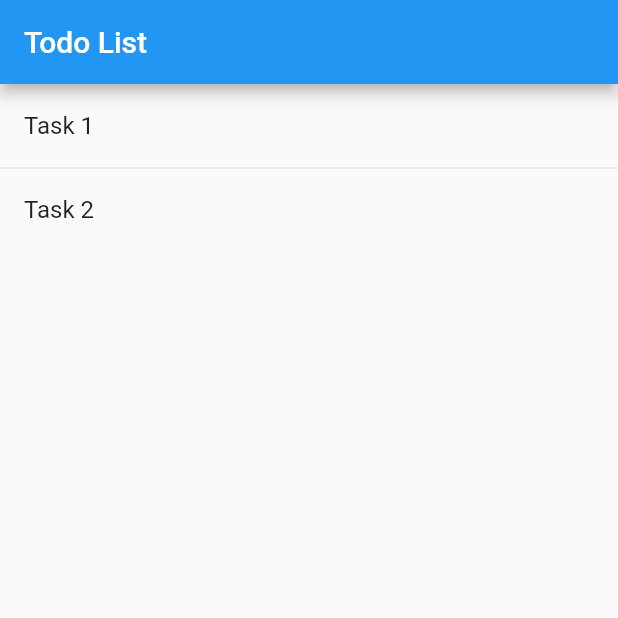
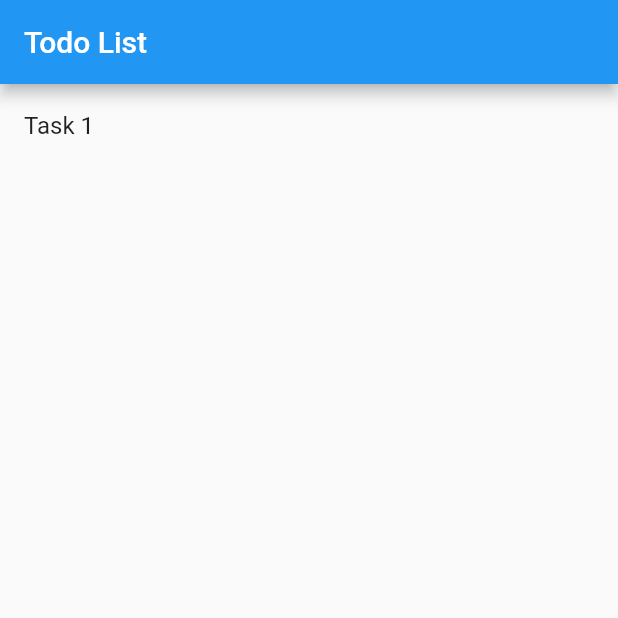
Before and after one commit to tasugi/todoapp-flutter, a Flutter app: the screen it shows after launch, on a phone screen of 412 x 824 dp, the top half of it. Run offline on Flutter 3.47's test engine with Material 2 defaults, Android fonts, the phone set to English and light mode, and no system bars.

Commit message:
Define state

```diff
--- a/lib/main.dart
+++ b/lib/main.dart
@@ -1,7 +1,15 @@
+import 'dart:collection';
+
 import 'package:flutter/material.dart';
-import 'package:todoapp/newTask.dart';
+import 'package:provider/provider.dart';
+import 'package:todoapp/new_task.dart';
 
-void main() => runApp(MyApp());
+import 'task.dart';
+
+void main() => runApp(ChangeNotifierProvider(
+      create: (context) => TodoListModel(),
+      child: MyApp(),
+    ));
 
 class MyApp extends StatelessWidget {
   // This widget is the root of your application.
@@ -15,28 +23,26 @@ class MyApp extends StatelessWidget {
 }
 
 class TaskList extends StatelessWidget {
-
   @override
   Widget build(BuildContext context) {
-    final tasks = [
-      'Task 1',
-      'Task 2',
-    ];
-    final tiles = tasks.map((String task) {
+    return Consumer<TodoListModel>(
+      builder: (context, todolist, child) {
+        final tiles = todolist.tasks.map((Task task) {
           return ListTile(
             title: Text(
-          task,
+              task.title,
             ),
           );
         });
         final divided =
             ListTile.divideTiles(context: context, tiles: tiles).toList();
         return ListView(children: divided);
+      },
+    );
   }
 }
 
 class Todo extends StatelessWidget {
-
   @override
   Widget build(BuildContext context) {
     return Scaffold(
@@ -46,16 +52,26 @@ class Todo extends StatelessWidget {
       body: TaskList(),
       floatingActionButton: FloatingActionButton(
         onPressed: () {
-          Navigator.of(context).push(
-              MaterialPageRoute(
-                  builder: (BuildContext context) {
+          Navigator.of(context)
+              .push(MaterialPageRoute(builder: (BuildContext context) {
             return NewTask();
-                  }
-              )
-          );
+          }));
         },
         child: Icon(Icons.add),
       ),
     );
   }
 }
+
+class TodoListModel extends ChangeNotifier {
+  final List<Task> _tasks = [
+    Task('Task 1', ''),
+  ];
+
+  UnmodifiableListView<Task> get tasks => UnmodifiableListView(_tasks);
+
+  void add(Task task) {
+    _tasks.add(task);
+    notifyListeners();
+  }
+}
--- /dev/null
+++ b/lib/task.dart
@@ -0,0 +1,6 @@
+class Task {
+  const Task(this.title, this.description);
+
+  final String title;
+  final String description;
+}
--- a/pubspec.yaml
+++ b/pubspec.yaml
@@ -23,6 +23,7 @@ dependencies:
   # The following adds the Cupertino Icons font to your application.
   # Use with the CupertinoIcons class for iOS style icons.
   cupertino_icons: ^0.1.2
+  provider: ^4.1.3
 
 dev_dependencies:
   flutter_test:
```
Also changed, not shown: lib/new_task.dart (renamed from lib/newTask.dart, +6 -1 lines), pubspec.lock. Lines whose indentation alone changed are shown as unchanged.
